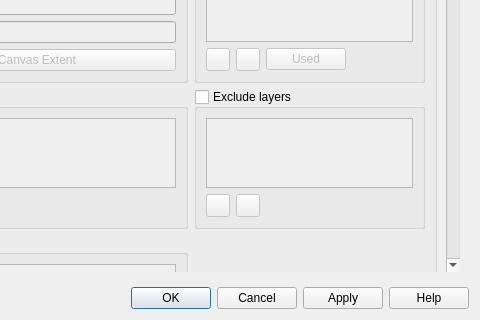
The window that src/ui/qgsprojectpropertiesbase.ui (kadas-albireo/kadas-albireo) describes before a commit, drawn with Qt 5; both pictures show x 377 to 857 and y 510 to 830 of the 857 by 830 pixel window.
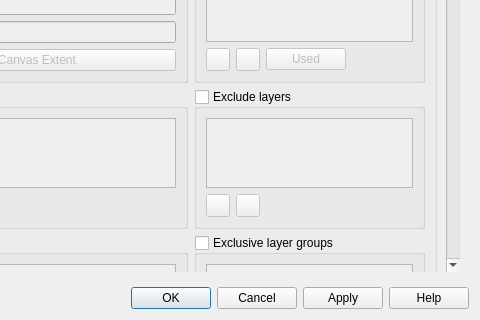
The same window after the commit. The open tabs and pages were chosen to show the change. Icons and pictures are not drawn. Custom widgets are drawn as their Qt base class.

Commit message: Server: declare exclusive layer groups

```diff
--- a/src/ui/qgsprojectpropertiesbase.ui
+++ b/src/ui/qgsprojectpropertiesbase.ui
@@ -1945,6 +1945,59 @@
                     </layout>
                    </widget>
                   </item>
+                  <item row="3" column="1">
+                   <widget class="QgsCollapsibleGroupBox" name="mWMSExclusiveGroupsComboBox">
+                    <property name="title">
+                     <string>Exclusive layer groups</string>
+                    </property>
+                    <property name="checkable">
+                     <bool>true</bool>
+                    </property>
+                    <property name="checked">
+                     <bool>false</bool>
+                    </property>
+                    <layout class="QGridLayout" name="gridLayout_15">
+                     <item row="0" column="0" colspan="3">
+                      <widget class="QListWidget" name="mExclusiveLayerGroupsListWidget"/>
+                     </item>
+                     <item row="1" column="0">
+                      <widget class="QToolButton" name="mAddExclusiveGroupButton">
+                       <property name="text">
+                        <string/>
+                       </property>
+                       <property name="icon">
+                        <iconset resource="../../images/images.qrc">
+                         <normaloff>:/images/themes/default/symbologyAdd.png</normaloff>:/images/themes/default/symbologyAdd.png</iconset>
+                       </property>
+                      </widget>
+                     </item>
+                     <item row="1" column="1">
+                      <widget class="QToolButton" name="mRemoveExclusiveGroupButton">
+                       <property name="text">
+                        <string/>
+                       </property>
+                       <property name="icon">
+                        <iconset resource="../../images/images.qrc">
+                         <normaloff>:/images/themes/default/symbologyRemove.png</normaloff>:/images/themes/default/symbologyRemove.png</iconset>
+                       </property>
+                      </widget>
+                     </item>
+                     <item row="1" column="2">
+                      <spacer name="horizontalSpacer_8">
+                       <property name="orientation">
+                        <enum>Qt::Horizontal</enum>
+                       </property>
+                       <property name="sizeHint" stdset="0">
+                        <size>
+                         <width>81</width>
+                         <height>20</height>
+                        </size>
+                       </property>
+                      </spacer>
+                     </item>
+                    </layout>
+                   </widget>
+                  </item>
                  </layout>
                 </widget>
                </item>
@@ -2219,6 +2272,12 @@
   </layout>
  </widget>
  <customwidgets>
+  <customwidget>
+   <class>QgsProjectionSelector</class>
+   <extends>QWidget</extends>
+   <header>qgsprojectionselector.h</header>
+   <container>1</container>
+  </customwidget>
   <customwidget>
    <class>QgsCollapsibleGroupBox</class>
    <extends>QGroupBox</extends>
@@ -2230,12 +2289,6 @@
    <extends>QToolButton</extends>
    <header>qgscolorbuttonv2.h</header>
   </customwidget>
-  <customwidget>
-   <class>QgsProjectionSelector</class>
-   <extends>QWidget</extends>
-   <header>qgsprojectionselector.h</header>
-   <container>1</container>
-  </customwidget>
   <customwidget>
    <class>QgsCodeEditorPython</class>
    <extends>QWidget</extends>
```
Left out of the diff: 2 changed lines with no effect on the pictures. The commit also changes 9 other files.
